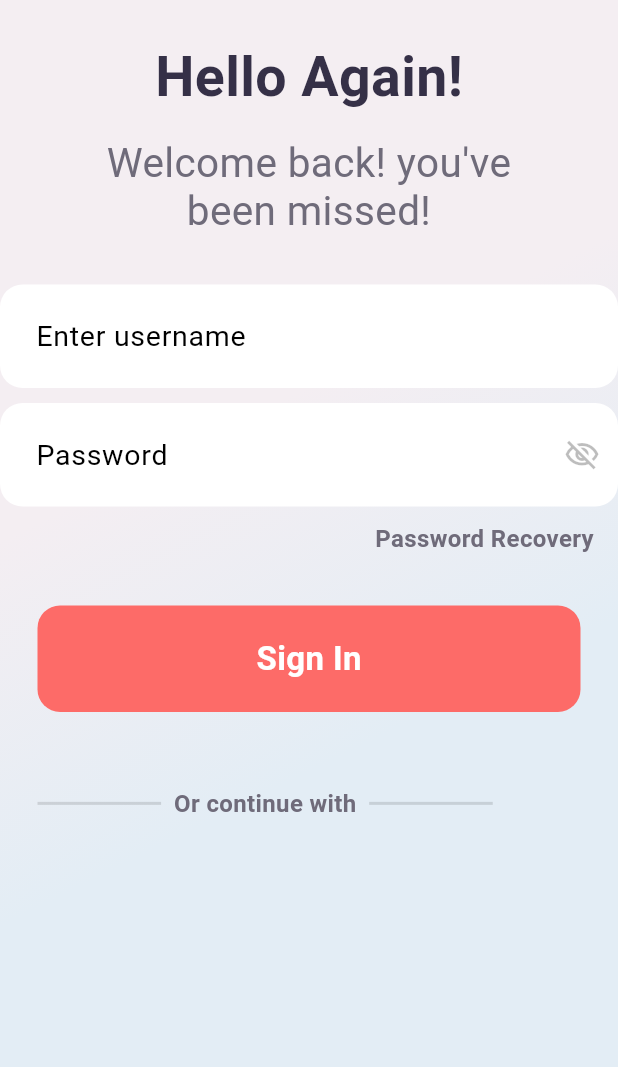
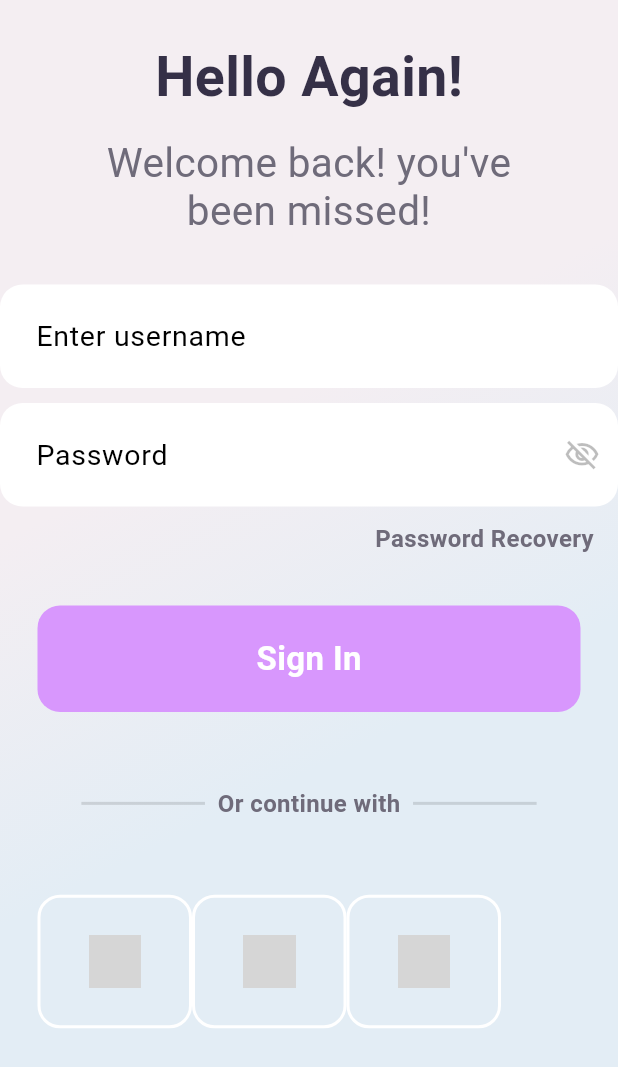
Before and after one commit to Odhi-ambo/flutter_log_in_page, a Flutter app: the screen it shows after launch, after a tap on "Sign In", on a phone screen of 412 x 824 dp. Shown: the top 1067 px of the screen. Run offline on Flutter 3.47's test engine with Material 3 defaults, Android fonts, the phone set to English and light mode, and no system bars; grey boxes are pictures that could not be loaded.

Commit message:
initial commit

```diff
--- a/lib/pages/sign_in.dart
+++ b/lib/pages/sign_in.dart
@@ -85,7 +85,7 @@ class SignIn extends StatelessWidget {
                         width: size.width,
                         padding: const EdgeInsets.symmetric(vertical: 20),
                         decoration: BoxDecoration(
-                          color: buttonColor,
+                          color: primaryColor,
                           borderRadius: BorderRadius.circular(15),
                         ),
                         child: const Center(
@@ -102,6 +102,7 @@ class SignIn extends StatelessWidget {
                         height: size.height * 0.06,
                       ),
                       Row(
+                        mainAxisAlignment: MainAxisAlignment.center,
                         children: [
                           Container(
                             height: 2,
@@ -121,6 +122,16 @@ class SignIn extends StatelessWidget {
                             color: Colors.black12,
                           )
                         ],
+                      ),
+                      SizedBox(
+                        height: size.height * 0.06,
+                      ),
+                      Row(
+                        children: [
+                          socialIcon("images/download (1).png"),
+                          socialIcon("images/download.png"),
+                          socialIcon("images/download.jfif")
+                        ],
                       )
                     ],
                   ),
@@ -129,6 +140,20 @@ class SignIn extends StatelessWidget {
             ),
           ),
         ),
+      ),
+    );
+  }
+
+  Container socialIcon(image) {
+    return Container(
+      padding: EdgeInsets.symmetric(horizontal: 32, vertical: 25),
+      decoration: BoxDecoration(
+        borderRadius: BorderRadius.circular(15),
+        border: Border.all(color: Colors.white, width: 2),
+      ),
+      child: Image.asset(
+        image,
+        height: 35,
       ),
     );
   }
```
